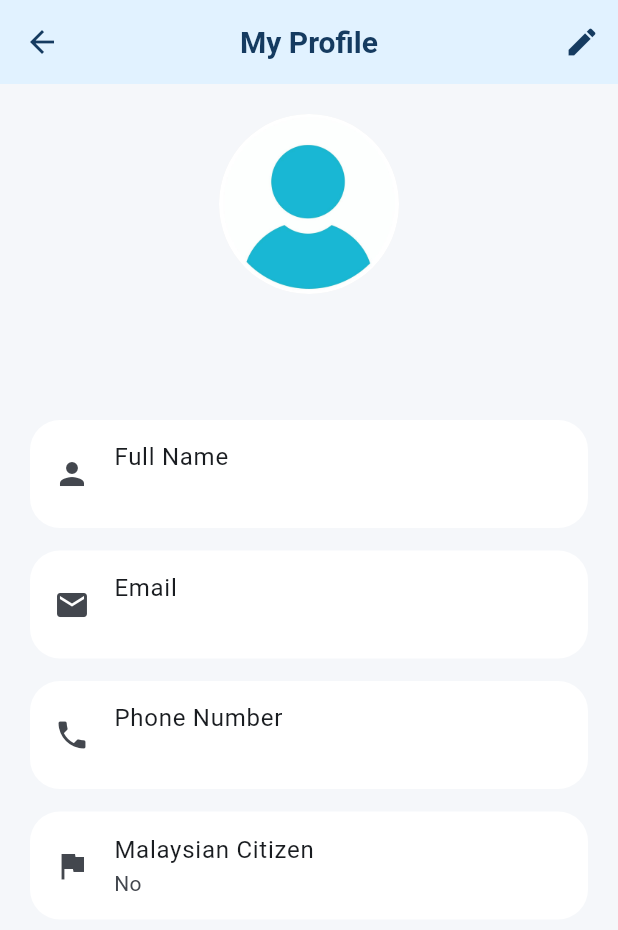
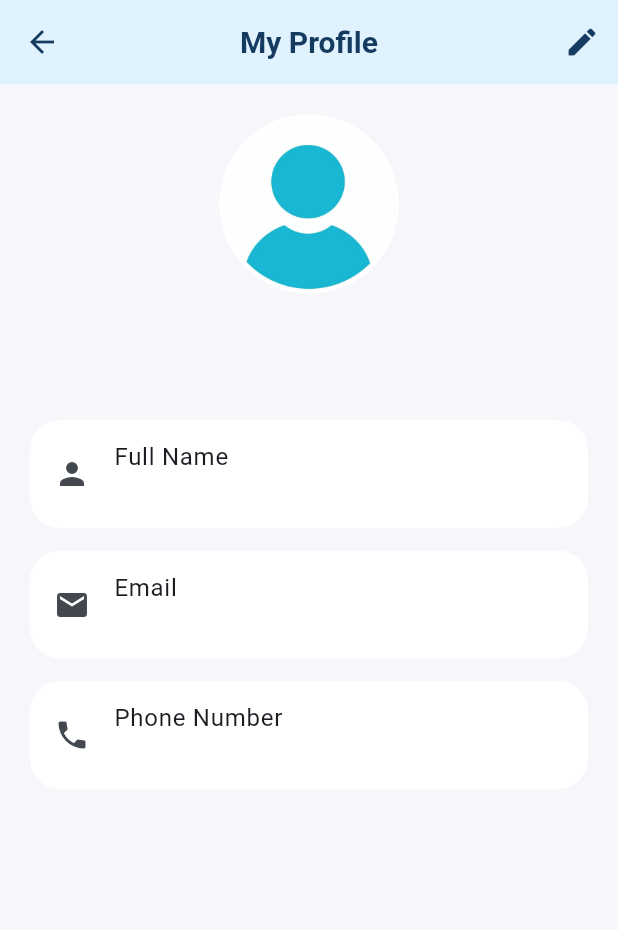
Before and after one commit to xianluan0901-maker/fuelwise, a Flutter app: the ProfileScreen screen opened directly, on a phone screen of 412 x 824 dp. Shown: the top 930 px of the screen. Run offline on Flutter 3.47's test engine with Material 3 defaults, Android fonts, the phone set to English and light mode, and no system bars; our stand-ins replace fl_chart, geolocator, image_picker, qr_flutter, shared_preferences, sqflite and 2 more; accounts and stored records are empty; network calls fail.

Commit message:
Update user profile screen

```diff
--- a/lib/features/user_account/screens/profile/profile_screen.dart
+++ b/lib/features/user_account/screens/profile/profile_screen.dart
@@ -150,31 +150,8 @@ class _ProfileScreenState extends State<ProfileScreen> {
             ),
             const SizedBox(height: 15),
 
-// Malaysian Citizen
-            Card(
-              child: ListTile(
-                leading: const Icon(Icons.flag),
-                title: const Text("Malaysian Citizen"),
-                subtitle: Text(isMalaysian ? "Yes" : "No"),
-              ),
-            ),
 
-            if (isMalaysian) ...[
-              const SizedBox(height: 15),
 
-              // Malaysian IC Number
-              Card(
-                child: ListTile(
-                  leading: const Icon(Icons.badge),
-                  title: const Text("Malaysian IC Number"),
-                  subtitle: Text(
-                    icNumber != null && icNumber!.isNotEmpty
-                        ? icNumber!
-                        : "No IC number",
-                  ),
-                ),
-              ),
-            ],
           ],
         ),
       ),
```
